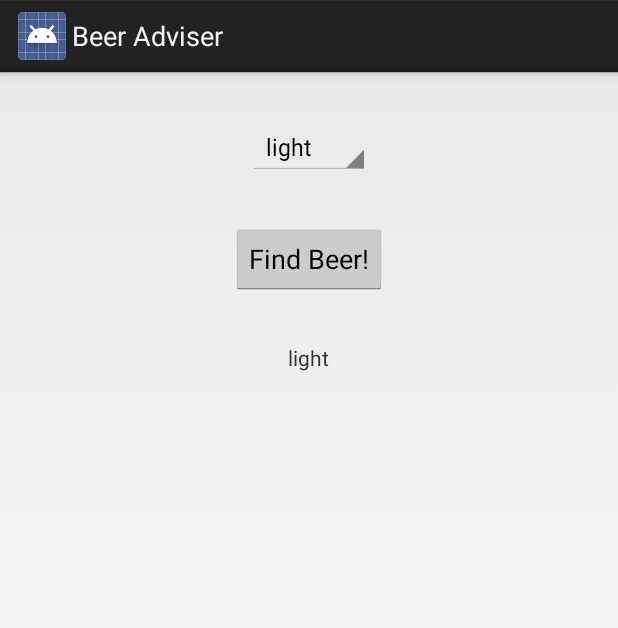
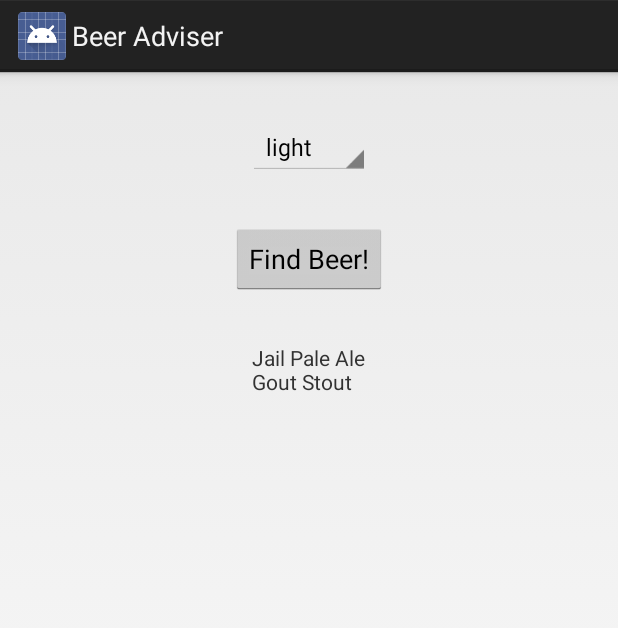
Before and after one commit to shumvlesu/beer, an Android app: the screen it shows after launch (FindBeerActivity), after a tap on "Find Beer!", on a phone screen of 412 x 824 dp. Shown: the top 628 px of the screen. Run offline under Robolectric (Android 15) with nearby library versions, the phone set to English and light mode, and no system bars.

Commit message:
Cтраница 111

```diff
--- /dev/null
+++ b/app/src/main/java/com/hfad/beeradviser/BeerExpert.java
@@ -0,0 +1,23 @@
+package com.hfad.beeradviser;
+import java.util.ArrayList;
+import java.util.List;
+
+
+public class BeerExpert {
+
+    List<String> getBrands(String color) {
+
+        List<String> brands = new ArrayList<>();
+
+        if ( color.equals("amber") || color.equals("Янтароное")  ) {
+            brands.add("Jack Amber");
+            brands.add("Red Moose");
+        } else {
+            brands.add("Jail Pale Ale");
+            brands.add("Gout Stout");
+        }
+        return brands;
+
+    }
+
+}
--- a/app/src/main/java/com/hfad/beeradviser/FindBeerActivity.java
+++ b/app/src/main/java/com/hfad/beeradviser/FindBeerActivity.java
@@ -5,8 +5,11 @@ import android.os.Bundle;
 import android.view.View;
 import android.widget.Spinner;
 import android.widget.TextView;
+import java.util.List;
 
 public class FindBeerActivity extends Activity {
+
+    private BeerExpert expert = new BeerExpert();
 
     @Override
     protected void onCreate(Bundle savedInstanceState) {
@@ -19,7 +22,14 @@ public class FindBeerActivity extends Activity {
         TextView brands =  findViewById(R.id.brands);
         Spinner color =  findViewById(R.id.color);
         String beerType = String.valueOf(color.getSelectedItem());
-        brands.setText(beerType);
+        //brands.setText(beerType);
+        List <String> brandsList = expert.getBrands(beerType);
+        StringBuilder brandsFormatted = new StringBuilder();
+
+        for (String brand : brandsList){
+            brandsFormatted.append(brand).append('\n');
+        }
+        brands.setText(brandsFormatted);
 
     }
 
```
